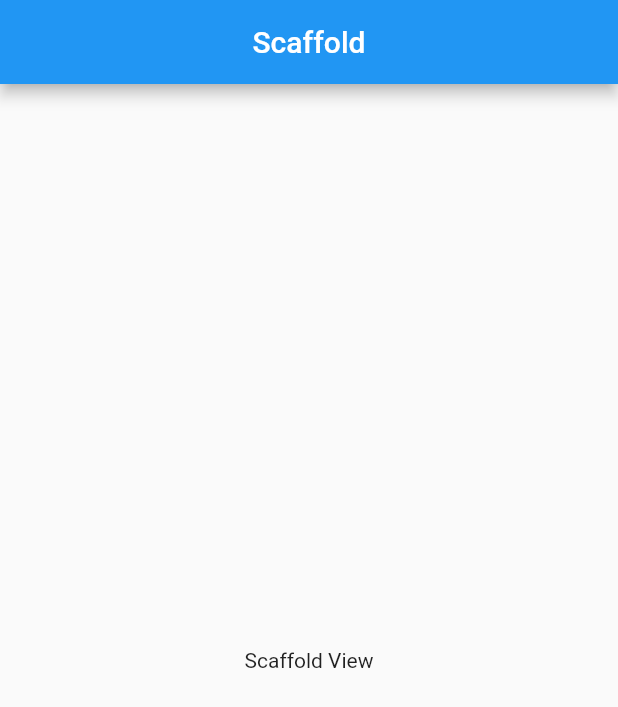
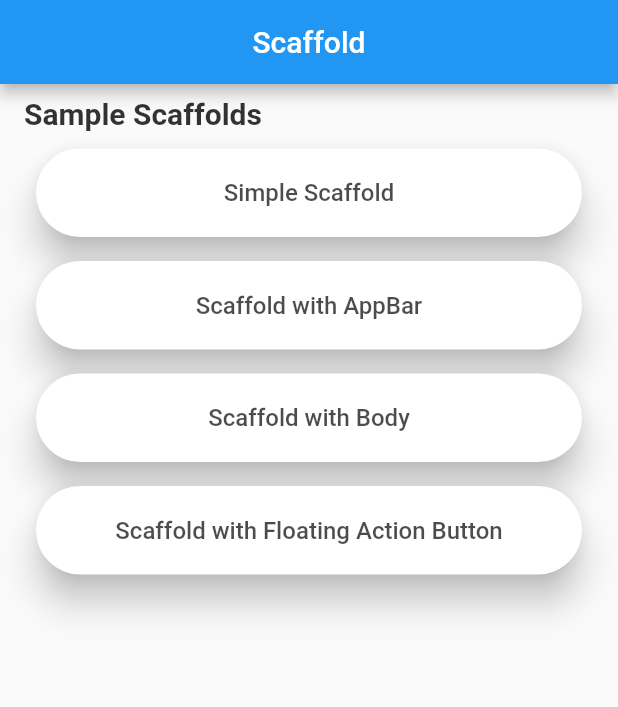
Before and after one commit to jugalw13/Flutter-Widget-Learner, a Flutter app: the ScaffoldView screen opened directly, on a phone screen of 412 x 824 dp. Shown: the top 707 px of the screen. Run offline on Flutter 3.47's test engine with Material 2 defaults, Android fonts, the phone set to English and light mode, and no system bars.

Commit message:
sample scaffolds

```diff
--- a/lib/views/basic_views/scaffold_views/scaffold_view.dart
+++ b/lib/views/basic_views/scaffold_views/scaffold_view.dart
@@ -1,4 +1,9 @@
 import 'package:flutter/material.dart';
+import 'package:widget_learner/views/basic_views/scaffold_views/scaffold_with_app_bar_view.dart';
+import 'package:widget_learner/views/basic_views/scaffold_views/scaffold_with_body_view.dart';
+import 'package:widget_learner/views/basic_views/scaffold_views/scaffold_with_button_view.dart';
+import 'package:widget_learner/views/basic_views/scaffold_views/simple_scaffold_view.dart';
+import 'package:widget_learner/widgets/custom_card.dart';
 import 'package:widget_learner/widgets/scaffolds/custom_scaffold.dart';
 
 class ScaffoldView extends StatelessWidget {
@@ -6,8 +11,59 @@ class ScaffoldView extends StatelessWidget {
   Widget build(BuildContext context) {
     return CustomScaffold(
       title: 'Scaffold',
-      body: Center(
-        child: Text('Scaffold View'),
+      body: Column(
+        crossAxisAlignment: CrossAxisAlignment.stretch,
+        children: <Widget>[
+          Container(
+            padding: EdgeInsets.fromLTRB(16, 8, 20, 4),
+            child: Text(
+              'Sample Scaffolds',
+              style: TextStyle(
+                fontSize: 20,
+                fontWeight: FontWeight.w600,
+                color: Color.fromRGBO(0, 0, 0, 0.8),
+              ),
+            ),
+          ),
+          Expanded(
+            child: ListView(
+              children: [
+                CustomCard(
+                  title: 'Simple Scaffold',
+                  onTap: () => Navigator.of(context).push(
+                    MaterialPageRoute(
+                      builder: (context) => SimpleScaffoldView(),
+                    ),
+                  ),
+                ),
+                CustomCard(
+                  title: 'Scaffold with AppBar',
+                  onTap: () => Navigator.of(context).push(
+                    MaterialPageRoute(
+                      builder: (context) => ScaffoldWithAppBarView(),
+                    ),
+                  ),
+                ),
+                CustomCard(
+                  title: 'Scaffold with Body',
+                  onTap: () => Navigator.of(context).push(
+                    MaterialPageRoute(
+                      builder: (context) => ScaffoldWithBodyView(),
+                    ),
+                  ),
+                ),
+                CustomCard(
+                  title: 'Scaffold with Floating Action Button',
+                  onTap: () => Navigator.of(context).push(
+                    MaterialPageRoute(
+                      builder: (context) => ScaffoldWithButtonView(),
+                    ),
+                  ),
+                ),
+              ],
+            ),
+          ),
+        ],
       ),
     );
   }
--- /dev/null
+++ b/lib/views/basic_views/scaffold_views/scaffold_with_app_bar_view.dart
@@ -0,0 +1,10 @@
+import 'package:flutter/material.dart';
+
+class ScaffoldWithAppBarView extends StatelessWidget {
+  @override
+  Widget build(BuildContext context) {
+    return Scaffold(
+      appBar: AppBar(),
+    );
+  }
+}
--- /dev/null
+++ b/lib/views/basic_views/scaffold_views/scaffold_with_body_view.dart
@@ -0,0 +1,13 @@
+import 'package:flutter/material.dart';
+
+class ScaffoldWithBodyView extends StatelessWidget {
+  @override
+  Widget build(BuildContext context) {
+    return Scaffold(
+      appBar: AppBar(),
+      body: Center(
+        child: Text('Scaffold with Body'),
+      ),
+    );
+  }
+}
--- /dev/null
+++ b/lib/views/basic_views/scaffold_views/scaffold_with_button_view.dart
@@ -0,0 +1,19 @@
+import 'package:flutter/material.dart';
+
+class ScaffoldWithButtonView extends StatelessWidget {
+  @override
+  Widget build(BuildContext context) {
+    return Scaffold(
+      appBar: AppBar(),
+      body: Center(
+        child: Text('Scaffold with Body'),
+      ),
+      floatingActionButton: FloatingActionButton(
+        onPressed: () {},
+        child: Icon(
+          Icons.add,
+        ),
+      ),
+    );
+  }
+}
--- /dev/null
+++ b/lib/views/basic_views/scaffold_views/simple_scaffold_view.dart
@@ -0,0 +1,8 @@
+import 'package:flutter/material.dart';
+
+class SimpleScaffoldView extends StatelessWidget {
+  @override
+  Widget build(BuildContext context) {
+    return Scaffold();
+  }
+}
```
